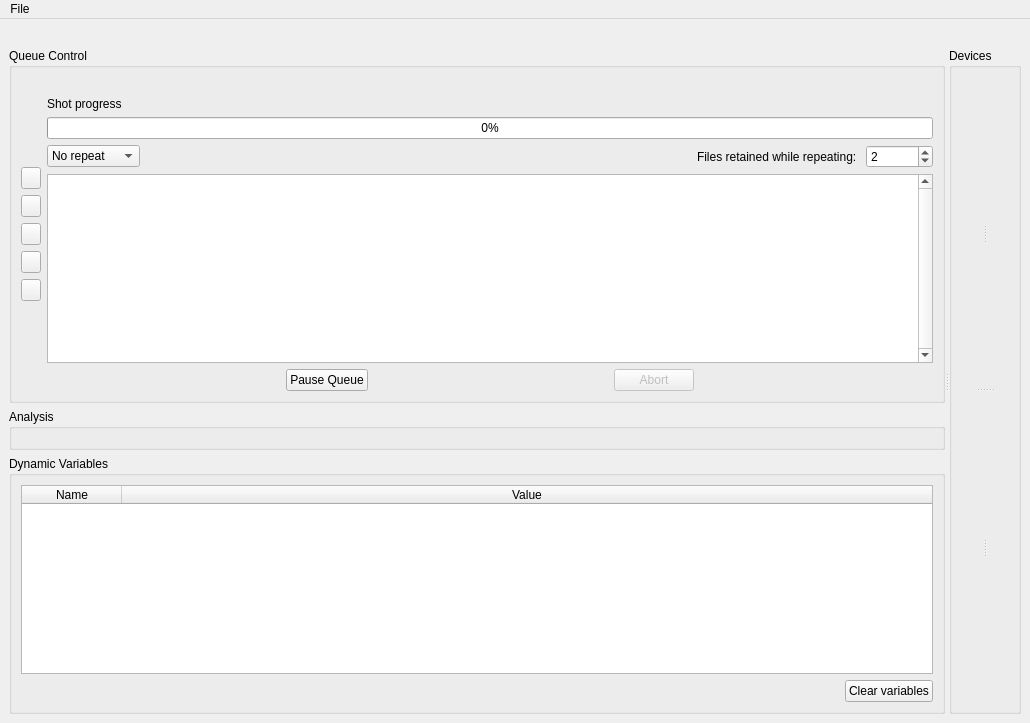
labscript-suite-bitbucket-archive-old/spielman-blacs--forked-from--labscript_suite-blacs, file main.ui: the form before one commit.
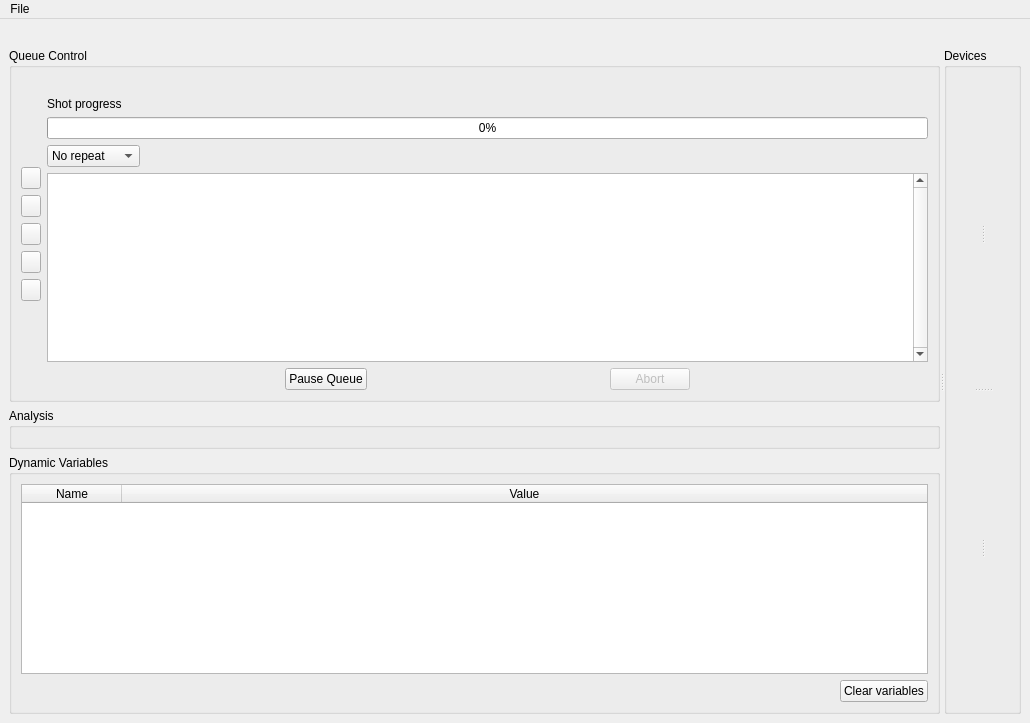
The form after the commit. Icons and pictures are not drawn. Custom widgets are drawn as their Qt base class.

Diff of the .ui file:
```diff
--- a/main.ui
+++ b/main.ui
@@ -342,29 +342,6 @@
                  </property>
                 </spacer>
                </item>
-               <item>
-                <widget class="QLabel" name="label_2">
-                 <property name="text">
-                  <string>Files retained while repeating: </string>
-                 </property>
-                </widget>
-               </item>
-               <item>
-                <widget class="QSpinBox" name="repeats_spinBox">
-                 <property name="toolTip">
-                  <string>Number of distinct file names to keep while repeating (-1 for infinite)</string>
-                 </property>
-                 <property name="prefix">
-                  <string/>
-                 </property>
-                 <property name="maximum">
-                  <number>100000</number>
-                 </property>
-                 <property name="value">
-                  <number>2</number>
-                 </property>
-                </widget>
-               </item>
               </layout>
              </item>
              <item>
```
